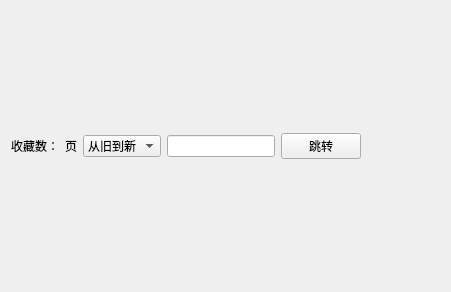
This is ui/favorite.ui in tonquer/picacg-qt as Qt 5 draws it before an edit. The edited form follows.
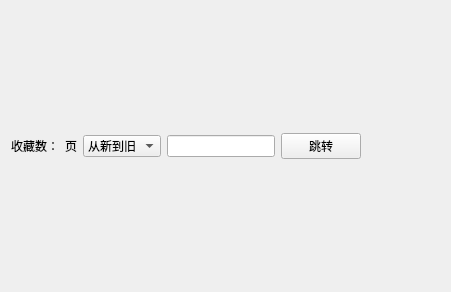
This is the edited form.

The edit to the form file:
```diff
--- a/ui/favorite.ui
+++ b/ui/favorite.ui
@@ -42,12 +42,12 @@
          </property>
          <item>
           <property name="text">
-           <string>从旧到新</string>
+           <string>从新到旧</string>
           </property>
          </item>
          <item>
           <property name="text">
-           <string>从新到旧</string>
+           <string>从旧到新</string>
           </property>
          </item>
         </widget>
```
